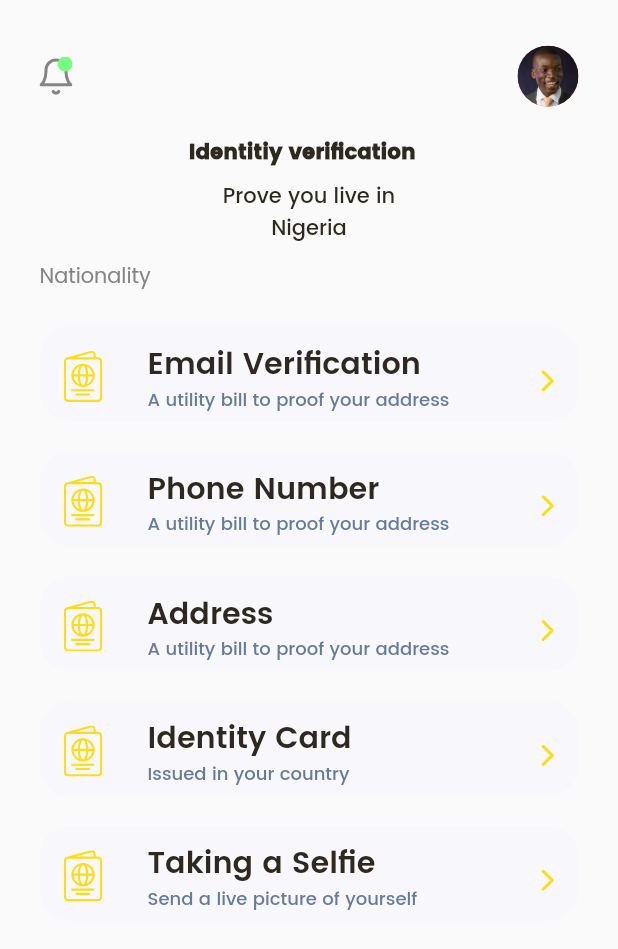
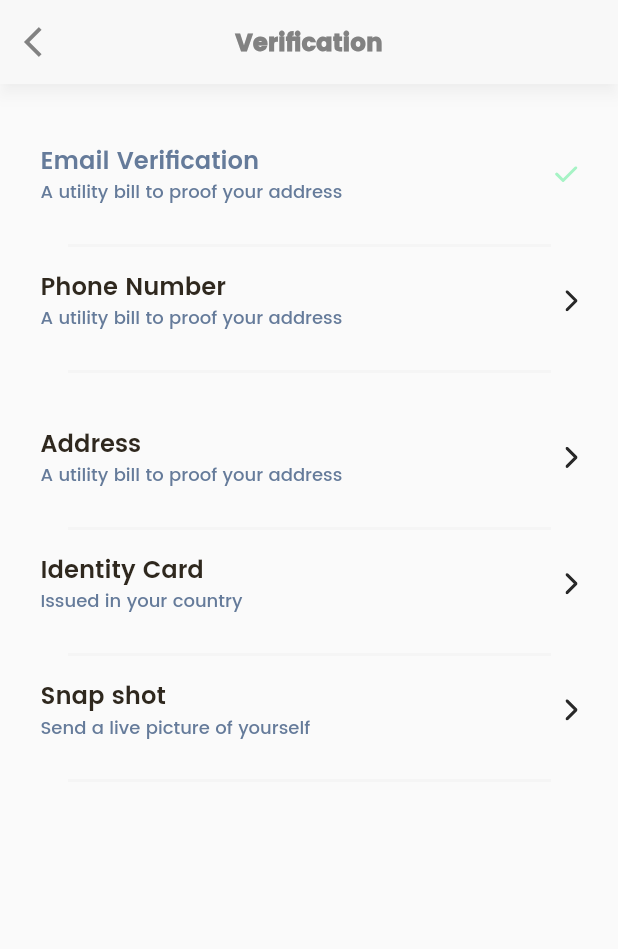
Before and after one commit to dukewebtech/EVS-NEWMobile, a Flutter app: the VerificationHomeView screen opened by its route, on a phone screen of 412 x 824 dp. Shown: the top 949 px of the screen. Run offline on Flutter 3.47's test engine with Material 2 defaults, Android fonts, the phone set to English and light mode, and no system bars; our stand-ins replace dots_indicator, flutter_native_splash, flutter_screenutil, flutter_svg, image_picker, pin_code_fields and 1 more; accounts and stored records are empty; project files that could hold a hidden picture were left out.

Commit message:
Verification page reworked

```diff
--- a/lib/resources/image_manager.dart
+++ b/lib/resources/image_manager.dart
@@ -41,4 +41,5 @@ class AppImages {
   static const qrCode = "assets/images/icons/qr_coded.svg";
   static const bitCoinIcon = "assets/images/icons/bit_coin.png";
   static const walletDivider = "assets/images/icons/wallet_divider.svg";
+  static const verificationDivider = "assets/images/verification_divider.png";
 }
--- a/lib/resources/strings_manager.dart
+++ b/lib/resources/strings_manager.dart
@@ -85,7 +85,7 @@ class AppStrings {
   static const uploadYourID = "Upload your ID ";
   static const uploadEitherYourPassport = "Upload either your passport, driver’s licence or other national ID. ";
   static const upload = "Upload";
-  static const takeASelfie = "Taking a Selfie";
+  static const takeAShot = "Snap shot";
   static const youWouldHaveToTake = "You would have to take a selfie for verification of your identity";
   static const frontOfCard = "Front of card";
   static const positionAll4CornersOf = "Position all 4 corners of the front clearly in the frame and remove any over";
--- a/lib/views/verification_screens/take_a_selfie_view/take_a_selfie_view.dart
+++ b/lib/views/verification_screens/take_a_selfie_view/take_a_selfie_view.dart
@@ -78,7 +78,7 @@ class _TakeASelfieViewState extends State<TakeASelfieView> {
               child: Container(
                 width: AppSize.s229.w,
                 padding: EdgeInsets.symmetric(horizontal: AppSize.s50.w),
-                child: const CustomTextWithLineHeight(text: AppStrings.takeASelfie,
+                child: const CustomTextWithLineHeight(text: AppStrings.takeAShot,
                   textColor: ColorManager.blackTextColor,
                   fontSize: FontSize.s24, fontWeight: FontWeightManager.bold,
                 alignCenter: true,),
--- a/lib/views/verification_screens/verification_home/verification_home_view.dart
+++ b/lib/views/verification_screens/verification_home/verification_home_view.dart
@@ -1,11 +1,10 @@
-import 'package:evs_pay_mobile/resources/color_manager.dart';
 import 'package:evs_pay_mobile/resources/font_manager.dart';
 import 'package:evs_pay_mobile/resources/image_manager.dart';
 import 'package:evs_pay_mobile/resources/navigation_utils.dart';
 import 'package:evs_pay_mobile/resources/strings_manager.dart';
 import 'package:evs_pay_mobile/resources/value_manager.dart';
 import 'package:evs_pay_mobile/widgets/app_texts/custom_text.dart';
-import 'package:evs_pay_mobile/widgets/evs_pay_header_widget.dart';
+import 'package:evs_pay_mobile/widgets/custom_app_bar.dart';
 import 'package:evs_pay_mobile/widgets/verification_item_widget.dart';
 import 'package:flutter/material.dart';
 import 'package:flutter_screenutil/flutter_screenutil.dart';
@@ -17,45 +16,12 @@ class VerificationHomeView extends StatelessWidget {
   Widget build(BuildContext context) {
     return Scaffold(
       body: SafeArea(child: SingleChildScrollView(
-        padding: EdgeInsets.symmetric(horizontal: AppSize.s24.w,
-            vertical: AppSize.s30.h),
         child: Column(
           crossAxisAlignment: CrossAxisAlignment.start,
           children:  [
-            const EvsPayHeaderWidget(),
+            evsPayCustomAppBar(context, AppStrings.verification, isCenterAlign: true),
 
-            SizedBox(height: AppSize.s20.h,),
-
-            Center(
-              child: Column(
-                children: [
-                  SizedBox(
-                    width: AppSize.s146.w,
-                  child: const CustomText(text: AppStrings.identityVerification,
-                    fontWeight: FontWeightManager.bold, fontSize: FontSize.s14,
-                    textColor: ColorManager.blackTextColor,),),
-
-                  SizedBox(height: AppSize.s8.h,),
-
-                  SizedBox(
-                    width: AppSize.s146.w,
-                    child: const CustomTextWithLineHeight(
-                      text: AppStrings.proveYouAreInNigeria,
-                      fontSize: FontSize.s14,
-                      fontWeight: FontWeightManager.medium,
-                    alignCenter: true,
-                        textColor: ColorManager.blackTextColor),
-                  )
-                ],
-              ),
-            ),
-
-            SizedBox(height: AppSize.s11.h,),
-
-            const CustomTextWithLineHeight(text: AppStrings.nationality,
-              fontSize: FontSize.s14,),
-
-            SizedBox(height: AppSize.s23.h,),
+            SizedBox(height: AppSize.s24.h,),
 
             VerificationItemWidget(
               onTap: (){
@@ -63,10 +29,9 @@ class VerificationHomeView extends StatelessWidget {
               },
                 iconName: AppImages.verificationItemsIcon,
                 title: AppStrings.emailVerification,
-                isVerified: false,
+                isVerified: true,
                 subTitle: AppStrings.aUtilityBillToProof),
 
-            SizedBox(height: AppSize.s20.h),
             VerificationItemWidget(
               onTap: (){
                 openPhoneNumberVerificationScreen(context);
@@ -84,7 +49,6 @@ class VerificationHomeView extends StatelessWidget {
                 title: AppStrings.address,
                 subTitle: AppStrings.aUtilityBillToProof),
 
-            SizedBox(height: AppSize.s20.h),
             VerificationItemWidget(
                 onTap: (){
                   openUploadIdScreen(context);
@@ -93,13 +57,12 @@ class VerificationHomeView extends StatelessWidget {
                 title: AppStrings.identityCard,
                 subTitle: AppStrings.issuedInYourCountry),
 
-            SizedBox(height: AppSize.s20.h),
             VerificationItemWidget(
                 onTap: (){
                   openTakeSelfieScreen(context);
                 },
                 iconName: AppImages.verificationItemsIcon,
-                title: AppStrings.takeASelfie,
+                title: AppStrings.takeAShot,
                 subTitle: AppStrings.sendALivePicture)
 
           ],
--- a/lib/widgets/verification_item_widget.dart
+++ b/lib/widgets/verification_item_widget.dart
@@ -22,23 +22,24 @@ class VerificationItemWidget extends StatelessWidget {
   @override
   Widget build(BuildContext context) {
     return Container(
-      height: AppSize.s62.h,
+      padding: EdgeInsets.symmetric(horizontal: AppSize.s10.w),
       width: double.infinity,
-      decoration: BoxDecoration(
-        color: const Color.fromRGBO(247, 247, 252, 1),
-        borderRadius: BorderRadius.circular(AppSize.s20.r),
-      ),
-      child: ListTile(
+      child: Column(
+        children: [
+          ListTile(
             onTap: onTap,
-        leading: SvgPicture.asset(iconName),
             title: CustomTextWithLineHeight(text: title,
-          textColor: isVerified? ColorManager.lightTextColor : ColorManager.blackTextColor, fontSize: FontSize.s20,
+              textColor: isVerified? ColorManager.lightTextColor : ColorManager.blackTextColor, fontSize: FontSize.s16,
               fontWeight: FontWeightManager.semiBold,),
             subtitle: CustomTextWithLineHeight(text: subTitle,
               textColor: ColorManager.lightTextColor,
               fontSize: FontSize.s12, fontWeight: FontWeightManager.medium,),
             trailing: SvgPicture.asset(isVerified? AppImages.verificationGoodIcon : AppImages.verificationForwardArrow),
           ),
+          SizedBox(height: AppSize.s10.h,),
+          Image.asset(AppImages.divider),
+        ],
+      ),
     );
   }
 }
```
Also changed, not shown: assets/images/icons/verification_forward_icon.svg, assets/images/verification_divider.png (added). Lines whose indentation alone changed are shown as unchanged.
